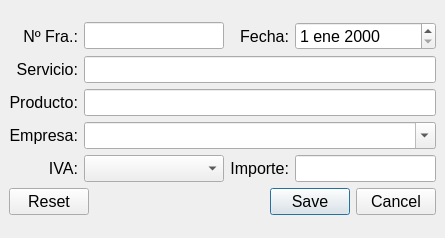
The window that src/facturas/facturas.ui (germanbravolopez/laideal) describes before a commit, drawn with Qt 5.
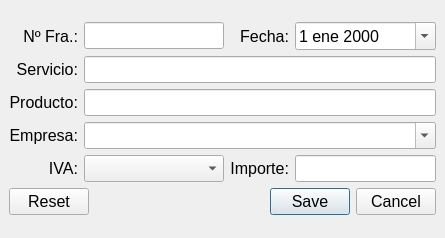
The same window after the commit.

Commit message: add calendar popup

```diff
--- a/src/facturas/facturas.ui
+++ b/src/facturas/facturas.ui
@@ -51,7 +51,11 @@
        </widget>
       </item>
       <item row="0" column="3">
-       <widget class="QDateEdit" name="de_fecha"/>
+       <widget class="QDateEdit" name="de_fecha">
+        <property name="calendarPopup">
+         <bool>true</bool>
+        </property>
+       </widget>
       </item>
       <item row="3" column="0">
        <widget class="QLabel" name="lbl_empresa">
```
